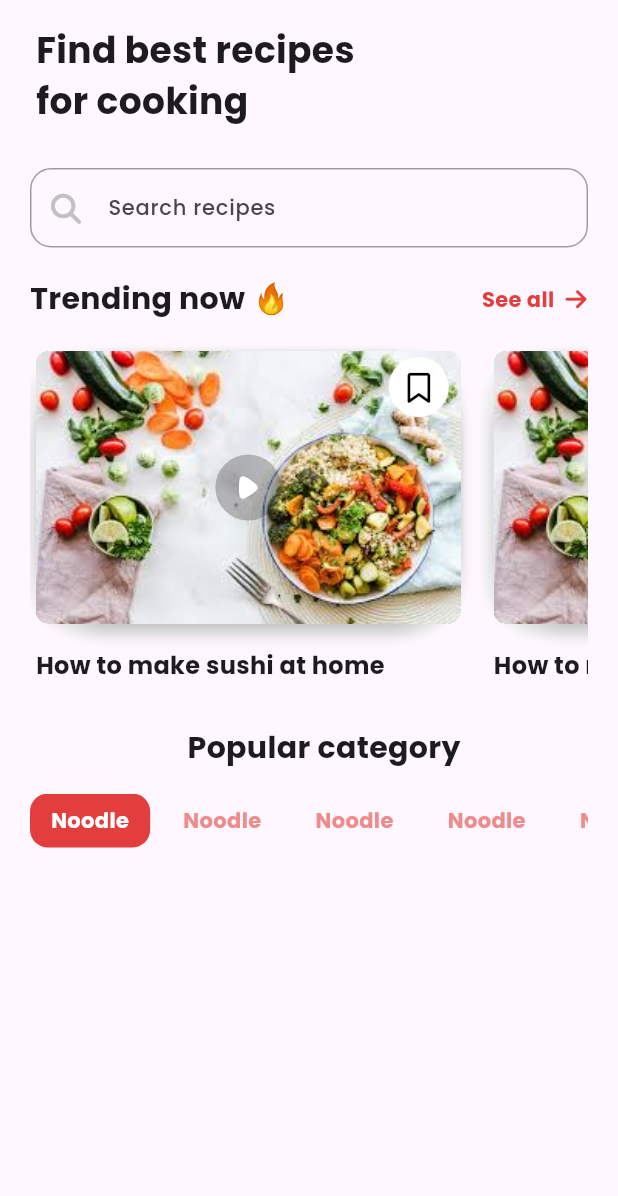
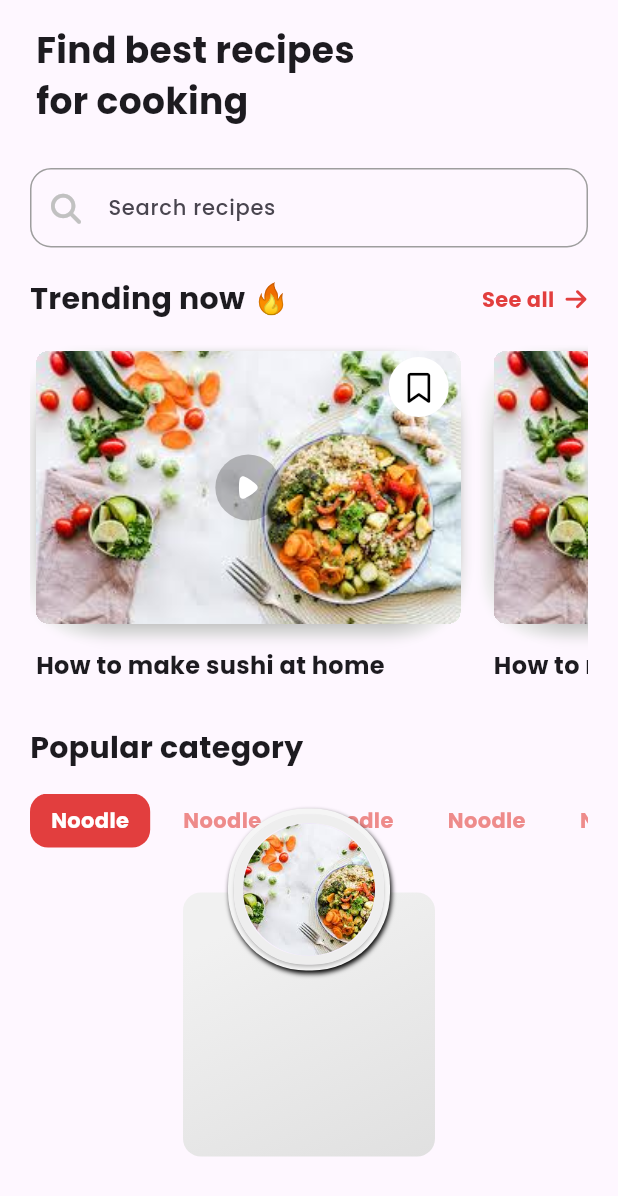
Before and after one commit to HazemAhmed677/reciply-app, a Flutter app: the screen it shows after launch, on a phone screen of 412 x 824 dp. Shown: the top 1196 px of the screen. Run offline on Flutter 3.47's test engine with Material 3 defaults, Android fonts, the light colour scheme and no system bars; our stand-ins replace device_preview, flutter_svg, font_awesome_flutter, go_router.

Commit message:
create pupolar dish stack

```diff
--- a/lib/features/home/data/presentation/views/widgets/featured_popular_category.dart
+++ b/lib/features/home/data/presentation/views/widgets/featured_popular_category.dart
@@ -1,6 +1,8 @@
 import 'package:flutter/material.dart';
 import 'package:reciply/core/utils/app_styles.dart';
 import 'package:reciply/features/home/data/presentation/views/widgets/popular_category_list_view.dart';
+import 'package:reciply/features/home/data/presentation/views/widgets/pupolar_dish.dart';
+import 'package:reciply/features/home/data/presentation/views/widgets/pupolar_dishes_list_view.dart';
 
 class FeaturedPopularCategory extends StatelessWidget {
   const FeaturedPopularCategory({super.key});
@@ -8,6 +10,7 @@ class FeaturedPopularCategory extends StatelessWidget {
   @override
   Widget build(BuildContext context) {
     return Column(
+      crossAxisAlignment: CrossAxisAlignment.start,
       children: [
         const SizedBox(
           height: 12,
@@ -22,7 +25,9 @@ class FeaturedPopularCategory extends StatelessWidget {
         const SizedBox(
           height: 16,
         ),
-        PopularCategoryListView(),
+        const PopularCategoryListView(),
+        const PupolarDish()
+        // const PupolarDishesListView(),
       ],
     );
   }
--- /dev/null
+++ b/lib/features/home/data/presentation/views/widgets/pupolar_dish.dart
@@ -0,0 +1,87 @@
+import 'package:flutter/material.dart';
+import 'package:reciply/constants.dart';
+import 'package:reciply/core/utils/app_colors.dart';
+
+class PupolarDish extends StatelessWidget {
+  const PupolarDish({super.key});
+
+  @override
+  Widget build(BuildContext context) {
+    return Padding(
+      padding: const EdgeInsets.only(top: 30),
+      child: Center(
+        child: Stack(
+          clipBehavior: Clip.none,
+          children: [
+            Container(
+              height: 176,
+              width: 168,
+              decoration: BoxDecoration(
+                gradient: LinearGradient(
+                  begin: Alignment.bottomRight,
+                  end: Alignment.topCenter,
+                  colors: [
+                    Colors.grey.shade300,
+                    AppColors.f1Color,
+                  ],
+                ),
+                borderRadius: BorderRadius.circular(12),
+              ),
+            ),
+            Positioned(
+              top: -56,
+              left: 0,
+              right: 0,
+              child: Padding(
+                padding: const EdgeInsets.symmetric(
+                  horizontal: 30.0,
+                ),
+                child: AspectRatio(
+                  aspectRatio: 1,
+                  child: Container(
+                    decoration: BoxDecoration(
+                      borderRadius: BorderRadius.circular(
+                        52,
+                      ),
+                      color: Colors.grey.shade100,
+                      boxShadow: const [
+                        BoxShadow(
+                          offset: Offset(1, 2),
+                          blurRadius: 2,
+                        )
+                      ],
+                    ),
+                    child: Card(
+                      shape: RoundedRectangleBorder(
+                        borderRadius: BorderRadius.circular(
+                          48,
+                        ),
+                      ),
+                      child: Container(
+                        decoration: BoxDecoration(
+                          borderRadius: BorderRadius.circular(
+                            48,
+                          ),
+                          border: Border.all(
+                            color: Colors.grey.shade200,
+                            width: 6,
+                          ),
+                        ),
+                        child: const CircleAvatar(
+                          radius: 42,
+                          backgroundImage: AssetImage(
+                            testImage,
+                          ),
+                        ),
+                      ),
+                    ),
+                  ),
+                ),
+              ),
+            ),
+          ],
+        ),
+      ),
+    );
+  }
+}
--- /dev/null
+++ b/lib/features/home/data/presentation/views/widgets/pupolar_dishes_list_view.dart
@@ -0,0 +1,15 @@
+import 'package:flutter/material.dart';
+import 'package:reciply/features/home/data/presentation/views/widgets/pupolar_dish.dart';
+
+class PupolarDishesListView extends StatelessWidget {
+  const PupolarDishesListView({super.key});
+
+  @override
+  Widget build(BuildContext context) {
+    return Padding(
+        padding: const EdgeInsets.all(20),
+        child: ListView.builder(
+            itemCount: 8,
+            itemBuilder: (context, index) => const PupolarDish()));
+  }
+}
```
